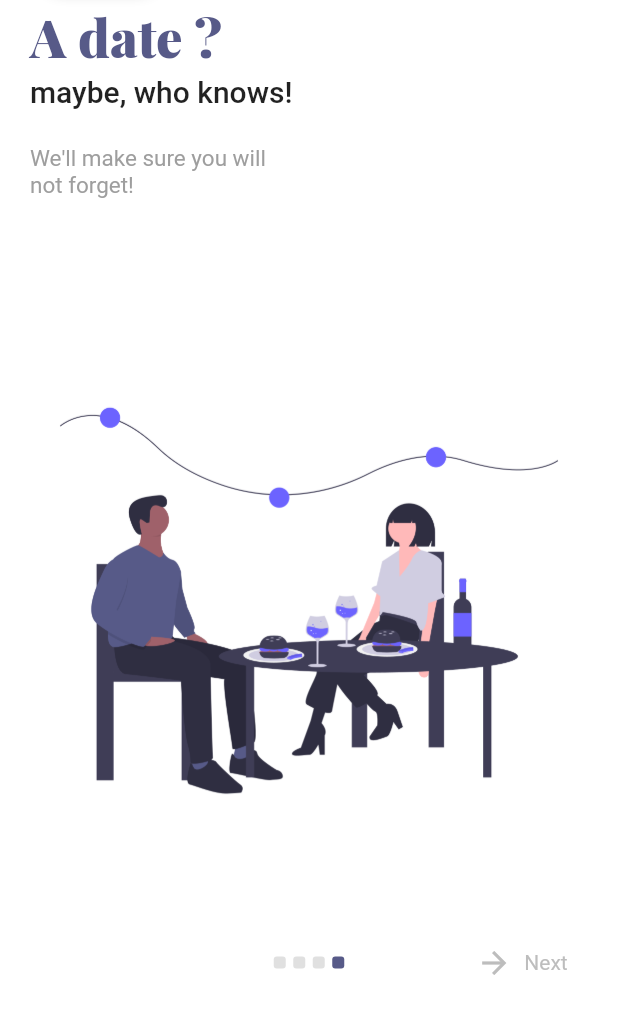
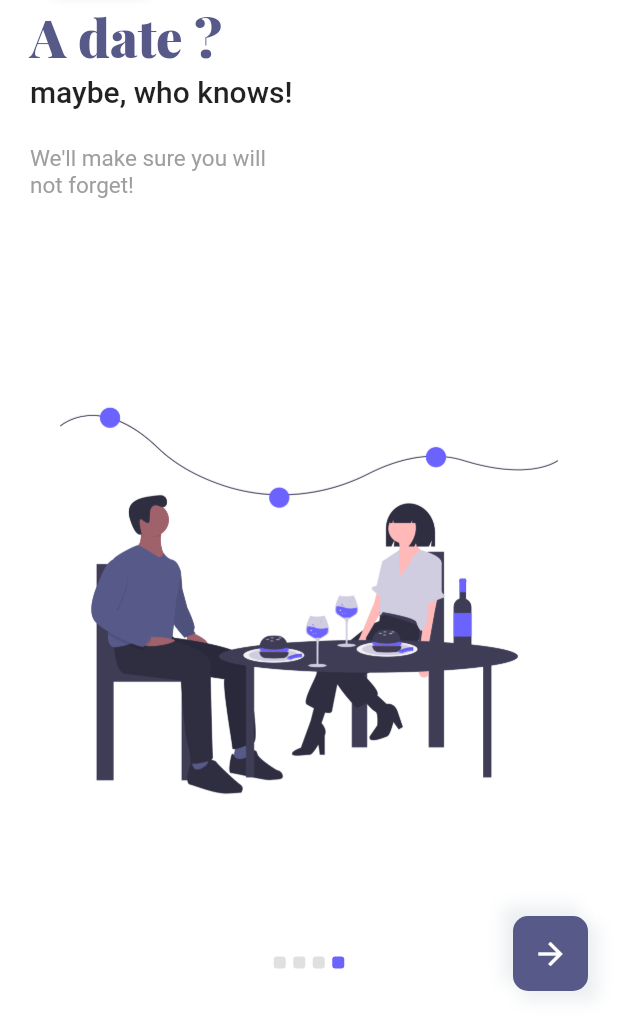
Before and after one commit to B-Houssam/Cool-onboarding-pages-in-flutter-dart, a Flutter app: the screen it shows after launch, swiped to page 4, on a phone screen of 412 x 824 dp, the part 215-1236 px from its top. Run offline on Flutter 3.47's test engine with Material 2 defaults, Android fonts, the light colour scheme and no system bars; drawn by our look-alikes of page_indicator.

Commit message:
final commit

```diff
--- /dev/null
+++ b/medic/lib/Pages/button.dart
@@ -0,0 +1,39 @@
+import 'package:flutter/material.dart';
+
+class Button extends StatelessWidget {
+  const Button({Key key}) : super(key: key);
+
+  @override
+  Widget build(BuildContext context) {
+    return Opacity(
+        opacity: 1,
+        child: Container(
+          width: 50,
+          height: 50,
+          decoration: BoxDecoration(boxShadow: [
+            BoxShadow(
+                color: Colors.blueGrey[50],
+                blurRadius: 8,
+                spreadRadius: 0.4,
+                offset: Offset(6.0, 6.0)),
+            BoxShadow(
+                color: Colors.blueGrey[50],
+                blurRadius: 8,
+                spreadRadius: 0.4,
+                offset: Offset(-6.0, -6.0)),
+          ]),
+          child: FloatingActionButton(
+            onPressed: () {},
+            elevation: 0,
+            backgroundColor: Color(0XFF575A88),
+            hoverColor: Colors.transparent,
+            splashColor: Colors.transparent,
+            focusColor: Colors.transparent,
+            shape: RoundedRectangleBorder(
+              borderRadius: BorderRadius.circular(10),
+            ),
+            child: Icon(Icons.arrow_forward),
+          ),
+        ));
+  }
+}
--- a/medic/lib/Pages/pages.dart
+++ b/medic/lib/Pages/pages.dart
@@ -21,6 +21,8 @@ class First extends StatelessWidget {
                     fontFamily: "playfairBlack",
                     fontSize: 35,
                   ),
+                  overflow: TextOverflow.ellipsis,
+                  maxLines: 5,
                 ),
               ),
               Padding(padding: EdgeInsets.symmetric(vertical: 1)),
@@ -31,9 +33,10 @@ class First extends StatelessWidget {
                   style: TextStyle(
                     fontFamily: "robotoMed",
                     fontWeight: FontWeight.w300,
-                    //color: Color(0XFF2F4F4F),
                     fontSize: 20,
                   ),
+                  overflow: TextOverflow.ellipsis,
+                  maxLines: 5,
                 ),
               ),
               Padding(padding: EdgeInsets.symmetric(vertical: 12)),
@@ -44,9 +47,10 @@ class First extends StatelessWidget {
                   style: TextStyle(
                     fontFamily: "robotoReg",
                     color: Colors.grey[500],
-                    //fontWeight: FontWeight.w100,
                     fontSize: 15,
                   ),
+                  overflow: TextOverflow.ellipsis,
+                  maxLines: 5,
                 ),
               ),
               Padding(
@@ -56,9 +60,10 @@ class First extends StatelessWidget {
                   style: TextStyle(
                     fontFamily: "robotoReg",
                     color: Colors.grey[500],
-                    //fontWeight: FontWeight.w200,
                     fontSize: 15,
                   ),
+                  overflow: TextOverflow.ellipsis,
+                  maxLines: 5,
                 ),
               ),
             ],
@@ -67,7 +72,7 @@ class First extends StatelessWidget {
         Align(
             alignment: Alignment.bottomCenter,
             child: Padding(
-              padding: EdgeInsets.only(bottom: 100),
+              padding: EdgeInsets.only(bottom: 100,),
               child: Image.asset("assets/3.png"),
             )),
       ],
@@ -100,6 +105,8 @@ class Seconde extends StatelessWidget {
                           fontFamily: "robotoMed",
                           fontSize: 20,
                         ),
+                        overflow: TextOverflow.ellipsis,
+                        maxLines: 5,
                       ),
                       Padding(padding: EdgeInsets.symmetric(horizontal: 3)),
                       Padding(
@@ -108,10 +115,11 @@ class Seconde extends StatelessWidget {
                           "task.",
                           style: TextStyle(
                             fontFamily: "playfairBlack",
-                            //fontWeight: FontWeight.w300,
                             color: Color(0XFF575A88),
                             fontSize: 30,
                           ),
+                          overflow: TextOverflow.ellipsis,
+                          maxLines: 5,
                         ),
                       ),
                     ],
@@ -124,9 +132,10 @@ class Seconde extends StatelessWidget {
                   style: TextStyle(
                     fontFamily: "robotoReg",
                     color: Colors.grey[500],
-                    //fontWeight: FontWeight.w100,
                     fontSize: 15,
                   ),
+                  overflow: TextOverflow.ellipsis,
+                  maxLines: 5,
                 ),
               ),
               Padding(
@@ -136,9 +145,10 @@ class Seconde extends StatelessWidget {
                   style: TextStyle(
                     fontFamily: "robotoReg",
                     color: Colors.grey[500],
-                    //fontWeight: FontWeight.w200,
                     fontSize: 15,
                   ),
+                  overflow: TextOverflow.ellipsis,
+                  maxLines: 5,
                 ),
               ),
             ],
@@ -176,6 +186,8 @@ class Third extends StatelessWidget {
                     fontFamily: "playfairBlack",
                     fontSize: 35,
                   ),
+                  overflow: TextOverflow.ellipsis,
+                  maxLines: 5,
                 ),
               ),
               Padding(padding: EdgeInsets.symmetric(vertical: 1)),
@@ -186,9 +198,10 @@ class Third extends StatelessWidget {
                   style: TextStyle(
                     fontFamily: "robotoMed",
                     fontWeight: FontWeight.w300,
-                    //color: Color(0XFF2F4F4F),
                     fontSize: 20,
                   ),
+                  overflow: TextOverflow.ellipsis,
+                  maxLines: 5,
                 ),
               ),
               Padding(padding: EdgeInsets.symmetric(vertical: 12)),
@@ -199,9 +212,10 @@ class Third extends StatelessWidget {
                   style: TextStyle(
                     fontFamily: "robotoReg",
                     color: Colors.grey[500],
-                    //fontWeight: FontWeight.w100,
                     fontSize: 15,
                   ),
+                  overflow: TextOverflow.ellipsis,
+                  maxLines: 5,
                 ),
               ),
               Padding(
@@ -211,9 +225,10 @@ class Third extends StatelessWidget {
                   style: TextStyle(
                     fontFamily: "robotoReg",
                     color: Colors.grey[500],
-                    //fontWeight: FontWeight.w200,
                     fontSize: 15,
                   ),
+                  overflow: TextOverflow.ellipsis,
+                  maxLines: 5,
                 ),
               ),
             ],
@@ -251,6 +266,8 @@ class Fourth extends StatelessWidget {
                     fontFamily: "playfairBlack",
                     fontSize: 35,
                   ),
+                  overflow: TextOverflow.ellipsis,
+                  maxLines: 5,
                 ),
               ),
               Padding(padding: EdgeInsets.symmetric(vertical: 1)),
@@ -260,10 +277,11 @@ class Fourth extends StatelessWidget {
                   "maybe, who knows!",
                   style: TextStyle(
                     fontFamily: "robotoMed",
-                    fontWeight: FontWeight.w300,
-                    //color: Color(0XFF2F4F4F),
+                    //fontWeight: FontWeight.w300,
                     fontSize: 20,
                   ),
+                  overflow: TextOverflow.ellipsis,
+                  maxLines: 5,
                 ),
               ),
               Padding(padding: EdgeInsets.symmetric(vertical: 12)),
@@ -277,6 +295,8 @@ class Fourth extends StatelessWidget {
                     //fontWeight: FontWeight.w100,
                     fontSize: 15,
                   ),
+                  overflow: TextOverflow.ellipsis,
+                  maxLines: 5,
                 ),
               ),
               Padding(
@@ -289,6 +309,8 @@ class Fourth extends StatelessWidget {
                     //fontWeight: FontWeight.w200,
                     fontSize: 15,
                   ),
+                  overflow: TextOverflow.ellipsis,
+                  maxLines: 5,
                 ),
               ),
             ],
@@ -300,28 +322,6 @@ class Fourth extends StatelessWidget {
               padding: EdgeInsets.only(bottom: 100),
               child: Image.asset("assets/4.png"),
             )),
-        Padding(
-          padding: EdgeInsets.only(right: 20),
-          child: Align(
-            alignment: Alignment.bottomRight,
-            child: FlatButton.icon(
-                hoverColor: Colors.transparent,
-                splashColor: Colors.transparent,
-                focusColor: Colors.transparent,
-                highlightColor: Colors.transparent,
-                textColor: Colors.grey[400],
-                padding: EdgeInsets.only(top: 20),
-                onPressed: () {},
-                icon: Icon(Icons.arrow_forward),
-                label: Text(
-                  "Next",
-                  style: TextStyle(
-                    // color: Colors.grey[300],
-                    fontFamily: "robotoReg",
-                  ),
-                )),
-          ),
-        )
       ],
     );
   }
--- a/medic/lib/main.dart
+++ b/medic/lib/main.dart
@@ -3,8 +3,13 @@ import 'views/landing.dart';
 
 void main() => runApp(MyApp());
 
-class MyApp extends StatelessWidget {
+class MyApp extends StatefulWidget {
   // This widget is the root of your application.
+  @override
+  _MyAppState createState() => _MyAppState();
+}
+
+class _MyAppState extends State<MyApp> {
   @override
   Widget build(BuildContext context) {
     return MaterialApp(
--- a/medic/lib/views/landing.dart
+++ b/medic/lib/views/landing.dart
@@ -1,16 +1,24 @@
 import 'package:flutter/material.dart';
 import 'package:page_indicator/page_indicator.dart';
 
+import '../Pages/button.dart';
 import '../Pages/pages.dart';
 
-class Start extends StatelessWidget {
-  const Start({Key key}) : super(key: key);
+class Start extends StatefulWidget {
+  @override
+  _StartState createState() => _StartState();
+}
+
+class _StartState extends State<Start> {
+  bool _visible = false;
 
   @override
   Widget build(BuildContext context) {
     return Scaffold(
         backgroundColor: Colors.white,
-      body: Column(
+        body: Stack(
+          children: <Widget>[
+            Column(
               crossAxisAlignment: CrossAxisAlignment.start,
               children: <Widget>[
                 Padding(
@@ -46,12 +54,16 @@ class Start extends StatelessWidget {
                   padding: EdgeInsets.only(bottom: 25),
                   child: PageIndicatorContainer(
                       indicatorColor: Colors.grey[300],
-                indicatorSelectorColor: Color(0XFF575A88),
+                      indicatorSelectorColor: Color(0XFF6C63FF),
                       shape: IndicatorShape.roundRectangleShape(
                           size: Size.square(8), cornerSize: Size.square(2)),
                       length: 4,
                       align: IndicatorAlign.bottom,
                       child: PageView(
+                        onPageChanged: (int page) {
+                          getP(page);
+                          //print(page);
+                        },
                         children: <Widget>[
                           First(),
                           Seconde(),
@@ -62,6 +74,30 @@ class Start extends StatelessWidget {
                 )))
               ],
             ),
-    );
+            //----//
+            Padding(
+              padding: EdgeInsets.only(right: 20, bottom: 20),
+              child: Align(
+                  alignment: Alignment.bottomRight,
+                  child: AnimatedOpacity(
+                    duration: Duration(milliseconds: 200),
+                    opacity: _visible ? 1.0 : 0.0,
+                    child: Button(),
+                  )),
+            )
+          ],
+        ));
+  }
+
+  void getP(int page) {
+    setState(() {
+      if (page == 3) {
+        _visible = !_visible;
+      } else {
+        if (page == 1 || page == 2 || page == 0) {
+          _visible = false;
         }
       }
+    });
+  }
+}
```
Lines whose indentation alone changed are shown as unchanged.
